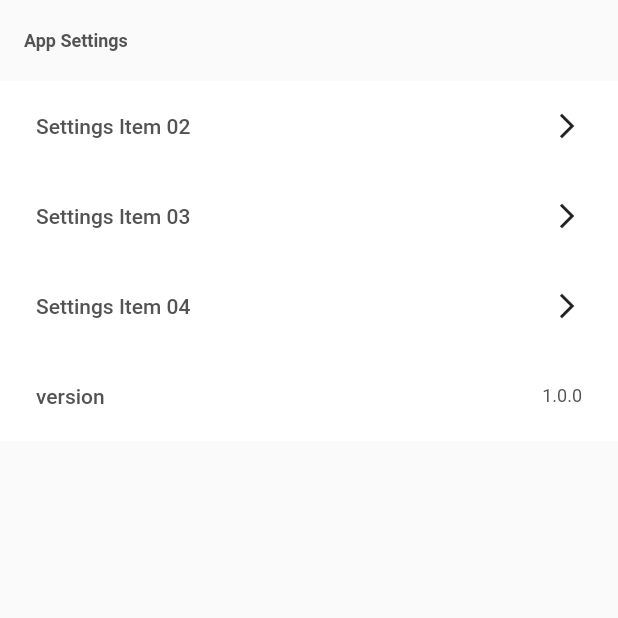
After one commit to chattertechno/SHOPU, a Flutter app: the SettingsPage screen opened directly, on a phone screen of 412 x 824 dp, the top half of it. The commit adds this screen. Run offline on Flutter 3.47's test engine with Material 2 defaults, Android fonts, the light colour scheme and no system bars; our stand-ins replace badges, bottom_navy_bar, flutter_redux, flutter_svg, modal_progress_hud, redux and 2 more; missing offline and left inert: redux_logging, stripe_payment; accounts and stored records are empty.

Commit message:
added settings and customized tools page

```diff
--- /dev/null
+++ b/lib/screens/home/setings_ui.dart
@@ -0,0 +1,46 @@
+import 'package:flutter/material.dart';
+
+class ItemCard extends StatelessWidget {
+
+  ItemCard({this.title, this.color, this.rightWidget, this.callback, this.textColor});
+
+  final Color color;
+  final Color textColor;
+  final String title;
+  final Widget rightWidget;
+  final Function callback;
+
+  @override
+  Widget build(BuildContext context) {
+
+    return GestureDetector(
+      child: Container(
+        height: 60,
+        color: color,
+        child: Row(
+          mainAxisAlignment: MainAxisAlignment.spaceBetween,
+          children: <Widget>[
+            Container(
+              padding: const EdgeInsets.only(left: 24),
+              child: Center(
+                child: Text(
+                  title,
+                  style: TextStyle(
+                    fontWeight: FontWeight.w500,
+                    fontSize: 14,
+                    color: textColor,
+                  ),
+                ),
+              ),
+            ),
+            Container(
+              padding: const EdgeInsets.only(right: 24),
+              child: rightWidget,
+            )
+          ],
+        ),
+      ),
+      onTap: callback,
+    );
+  }
+}
--- /dev/null
+++ b/lib/screens/home/settings_page.dart
@@ -0,0 +1,91 @@
+import 'package:backg/screens/home/setings_ui.dart';
+import 'package:flutter/material.dart';
+
+class SettingsPage extends StatelessWidget {
+
+  Widget _arrow() {
+    return Icon(
+      Icons.arrow_forward_ios,
+      size: 20.0,
+    );
+  }
+
+  @override
+  Widget build(BuildContext context) {
+    var brightness = MediaQuery.of(context).platformBrightness;
+    return Scaffold(
+      body: Container(
+        // color: (brightness == Brightness.light) ? Color(0xFFF7F7F7) : Color(0xFF000000),
+        child: ListView(
+          children: <Widget>[
+            Padding(
+              padding: const EdgeInsets.only(top: 20),
+              child: Container(
+               // color: (brightness == Brightness.light) ? Color(0xFFF7F7F7) : Color(0xFF000000),
+                child: Column(
+                  crossAxisAlignment: CrossAxisAlignment.start,
+                  children: <Widget>[
+                    Container(
+                      padding: EdgeInsets.only(left: 16),
+                      child: Text(
+                        'App Settings',
+                        style: TextStyle(
+                            fontSize: 12,
+                            fontWeight: FontWeight.w600,
+                           ),
+                      ),
+                    ),
+                    SizedBox(
+                      height: 10,
+                    ),
+                    SizedBox(
+                      height: 10,
+                    ),
+                    ItemCard(
+                      title: 'Settings Item 02',
+                      color: (brightness == Brightness.light) ? Colors.white : Theme.of(context).scaffoldBackgroundColor,
+                      rightWidget: _arrow(),
+                      callback: () {
+                        print('Tap Settings Item 02');
+                      },
+                    ),
+                    ItemCard(
+                      title: 'Settings Item 03',
+                      color: (brightness == Brightness.light) ? Colors.white : Theme.of(context).scaffoldBackgroundColor,
+                      rightWidget: _arrow(),
+                      callback: () {
+                        print('Tap Settings Item 03');
+                      },
+                    ),
+                    ItemCard(
+                      title: 'Settings Item 04',
+                      color: (brightness == Brightness.light) ? Colors.white : Theme.of(context).scaffoldBackgroundColor,
+                      rightWidget: _arrow(),
+                      callback: () {
+                        print('Tap Settings Item 04');
+                      },
+                    ),
+                    ItemCard(
+                      title: 'version',
+                      color: (brightness == Brightness.light) ? Colors.white  : Theme.of(context).scaffoldBackgroundColor,
+                      rightWidget: Center(
+                        child: Text('1.0.0',
+                            style: TextStyle(
+                              fontSize: 12,
+                              fontWeight: FontWeight.normal,
+                            )
+                        ),
+                      ),
+                      callback: () {},
+                    ),
+
+                  ],
+                ),
+              ),
+            ),
+          ],
+        ),
+      ),
+    );
+  }
+}
--- a/lib/screens/home/shop.dart
+++ b/lib/screens/home/shop.dart
@@ -3,6 +3,7 @@ import 'package:backg/models/product.dart';
 import 'package:backg/redux/actions.dart';
 import 'package:backg/screens/constant.dart';
 import 'package:backg/screens/home/components/body.dart';
+import 'package:backg/screens/home/settings_page.dart';
 import 'package:badges/badges.dart';
 import 'package:flutter/material.dart';
 import 'package:flutter_redux/flutter_redux.dart';
@@ -28,9 +29,9 @@ class _HomeScreenState extends State<HomeScreen> {
   int currentindex = 0;
   final List<Widget> _children = [
     Body(),
-    Text('Hello World'),
+    Center(child: Text('COMING SOON', style: TextStyle(fontSize: 40.0),)),
     Text('Hey dude'),
-    Text('dude')
+    SettingsPage()
   ];
 
   @override
```
